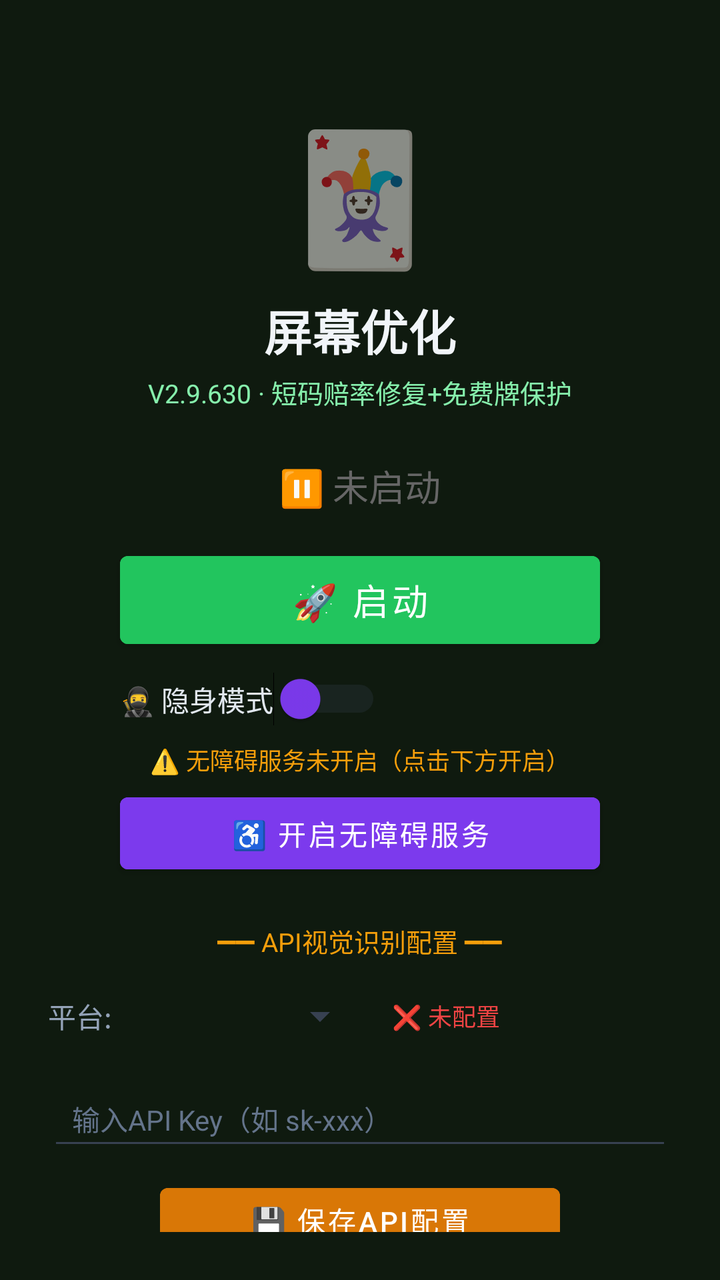
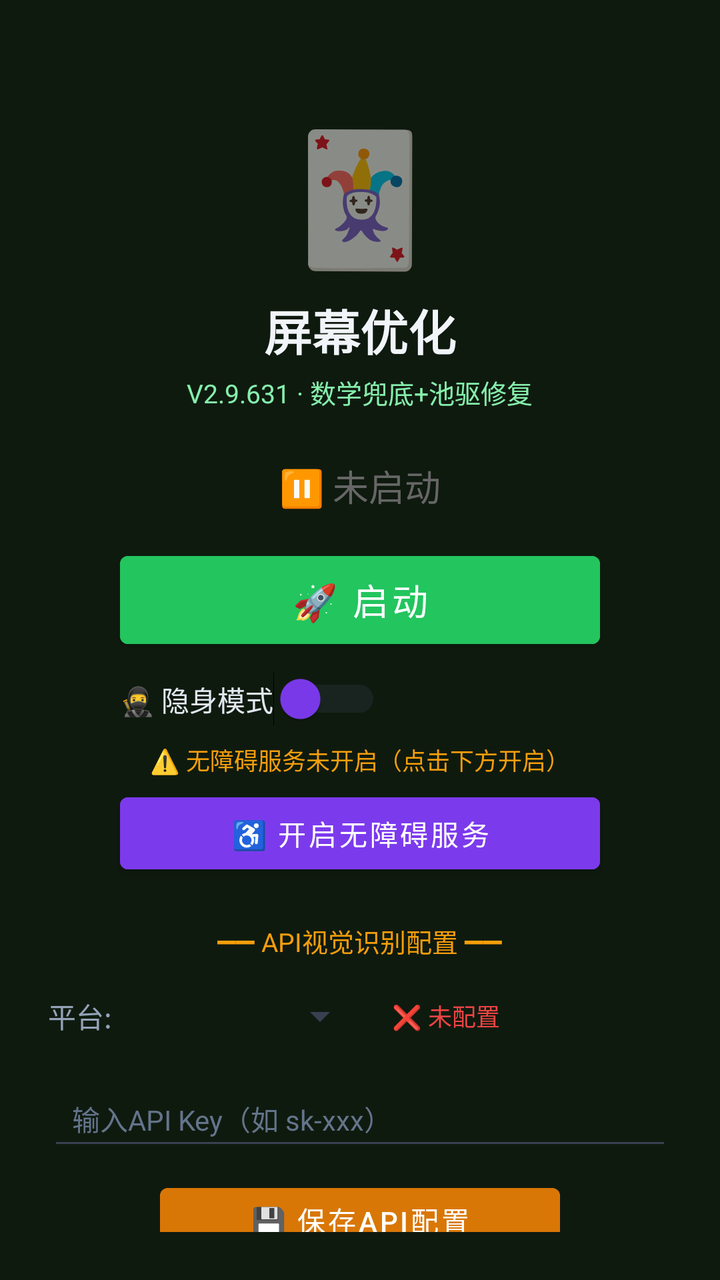

The first picture is an Android layout as it rendered before a commit; the second is the same layout after the commit. The layout source and the unified diff follow.
<!-- AndroidManifest.xml: activity theme Theme.MjScreenshot -->
<!-- res/layout/activity_main.xml -->
<?xml version="1.0" encoding="utf-8"?>
<LinearLayout xmlns:android="http://schemas.android.com/apk/res/android"
    android:layout_width="match_parent"
    android:layout_height="match_parent"
    android:orientation="vertical"
    android:background="#0f1a0f"
    android:padding="24dp"
    android:gravity="center_horizontal">

    <TextView
        android:layout_width="wrap_content"
        android:layout_height="wrap_content"
        android:text="🃏"
        android:textSize="64sp"
        android:layout_marginTop="30dp" />

    <TextView
        android:layout_width="wrap_content"
        android:layout_height="wrap_content"
        android:text="屏幕优化"
        android:textSize="24sp"
        android:textColor="#f1f5f9"
        android:textStyle="bold"
        android:layout_marginTop="8dp" />

    <TextView
        android:layout_width="wrap_content"
        android:layout_height="wrap_content"
        android:text="V2.9.630 · 短码赔率修复+免费牌保护"
        android:textSize="13sp"
        android:textColor="#86efac"
        android:layout_marginTop="4dp" />

    <TextView
        android:id="@+id/tvStatus"
        android:layout_width="wrap_content"
        android:layout_height="wrap_content"
        android:text="⏸ 未启动"
        android:textSize="18sp"
        android:textColor="#666666"
        android:layout_marginTop="24dp" />

    <Button
        android:id="@+id/btnStart"
        android:layout_width="240dp"
        android:layout_height="56dp"
        android:text="🚀 启动"
        android:textSize="18sp"
        android:textColor="#ffffff"
        android:backgroundTint="#22c55e"
        android:layout_marginTop="16dp" />

    <Button
        android:id="@+id/btnHelper"
        android:layout_width="240dp"
        android:layout_height="56dp"
        android:text="🃏 打开智囊"
        android:textSize="16sp"
        android:textColor="#ffffff"
        android:backgroundTint="#16a34a"
        android:layout_marginTop="12dp"
        android:visibility="gone" />

    
    <LinearLayout
        android:layout_width="240dp"
        android:layout_height="wrap_content"
        android:orientation="horizontal"
        android:gravity="center_vertical"
        android:layout_marginTop="8dp">

        <Switch
            android:id="@+id/switchStealth"
            android:layout_width="wrap_content"
            android:layout_height="wrap_content"
            android:text="🥷 隐身模式"
            android:textColor="#e2e8f0"
            android:textSize="14sp"
            android:thumbTint="#7c3aed"
            android:trackTint="#374151" />
    </LinearLayout>

    <TextView
        android:id="@+id/tvAccessibilityStatus"
        android:layout_width="wrap_content"
        android:layout_height="wrap_content"
        android:text="⚠️ 无障碍服务未开启（点击下方开启）"
        android:textSize="12sp"
        android:textColor="#f59e0b"
        android:layout_marginTop="8dp"
        android:gravity="center" />

    <Button
        android:id="@+id/btnAccessibility"
        android:layout_width="240dp"
        android:layout_height="48dp"
        android:text="♿ 开启无障碍服务"
        android:textSize="14sp"
        android:textColor="#ffffff"
        android:backgroundTint="#7c3aed"
        android:layout_marginTop="4dp" />

    <TextView
        android:layout_width="wrap_content"
        android:layout_height="wrap_content"
        android:text="━━ API视觉识别配置 ━━"
        android:textSize="13sp"
        android:textColor="#f59e0b"
        android:layout_marginTop="20dp" />

    <LinearLayout
        android:layout_width="match_parent"
        android:layout_height="wrap_content"
        android:orientation="horizontal"
        android:layout_marginTop="8dp"
        android:gravity="center_vertical">

        <TextView
            android:layout_width="wrap_content"
            android:layout_height="wrap_content"
            android:text="平台:"
            android:textSize="14sp"
            android:textColor="#94a3b8" />

        <Spinner
            android:id="@+id/spinnerProvider"
            android:layout_width="120dp"
            android:layout_height="40dp"
            android:layout_marginStart="8dp"
            android:backgroundTint="#374151" />

        <TextView
            android:id="@+id/tvApiStatus"
            android:layout_width="wrap_content"
            android:layout_height="wrap_content"
            android:text="❌ 未配置"
            android:textSize="12sp"
            android:textColor="#ef4444"
            android:layout_marginStart="12dp" />
    </LinearLayout>

    <EditText
        android:id="@+id/etApiKey"
        android:layout_width="match_parent"
        android:layout_height="44dp"
        android:hint="输入API Key（如 sk-xxx）"
        android:textSize="14sp"
        android:textColor="#e2e8f0"
        android:textColorHint="#64748b"
        android:backgroundTint="#374151"
        android:inputType="textPassword"
        android:layout_marginTop="8dp"
        android:paddingStart="12dp"
        android:paddingEnd="12dp" />

    <Button
        android:id="@+id/btnSaveApi"
        android:layout_width="200dp"
        android:layout_height="44dp"
        android:text="💾 保存API配置"
        android:textSize="14sp"
        android:textColor="#ffffff"
        android:backgroundTint="#d97706"
        android:layout_marginTop="8dp" />

    <TextView
        android:id="@+id/tvHint"
        android:layout_width="wrap_content"
        android:layout_height="wrap_content"
        android:text="先点上方按钮启动截屏"
        android:textSize="13sp"
        android:textColor="#666666"
        android:layout_marginTop="12dp"
        android:gravity="center" />

    <TextView
        android:layout_width="wrap_content"
        android:layout_height="wrap_content"
        android:text="使用步骤：\n1. 配置API Key（支持OpenAI/通义千问VL/硅基流动）\n2. 点「开启无障碍服务」→ 开启\n3. 开启「🥷隐身模式」(反检测)\n4. 点「启动」→ 允许悬浮窗\n5. 打牌时点屏幕上的🎯悬浮球即可截屏识别\n★ 拖动悬浮球可移到不挡牌的位置 ★\n★ 长按悬浮球可展开/收起详细面板 ★\n★ 悬浮球边框颜色=建议：绿=加注 橙=跟注 红=弃牌 ★"
        android:textSize="12sp"
        android:textColor="#64748b"
        android:layout_marginTop="12dp"
        android:lineSpacingExtra="3dp" />

</LinearLayout>
<!-- resources referenced by this layout -->
<resources>
  <style name="Theme.MjScreenshot" parent="Theme.MaterialComponents.DayNight.DarkActionBar">
          <item name="colorPrimary">#1e40af</item>
          <item name="colorPrimaryVariant">#1e3a8a</item>
          <item name="colorOnPrimary">#ffffff</item>
          <item name="android:statusBarColor">#0f172a</item>
      </style>
</resources>

<!-- the commit's change to res/layout/activity_main.xml (unified diff, before → after) -->
@@ -26,7 +26,7 @@
     <TextView
         android:layout_width="wrap_content"
         android:layout_height="wrap_content"
-        android:text="V2.9.630 · 短码赔率修复+免费牌保护"
+        android:text="V2.9.631 · 数学兜底+池驱修复"
         android:textSize="13sp"
         android:textColor="#86efac"
         android:layout_marginTop="4dp" />
